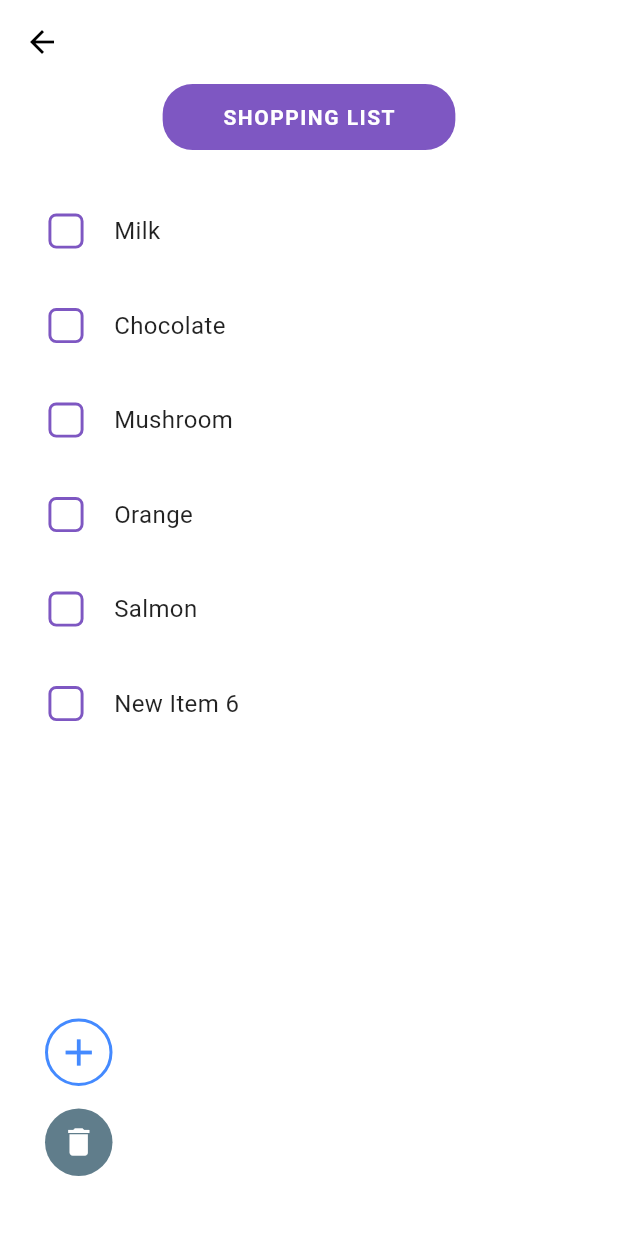
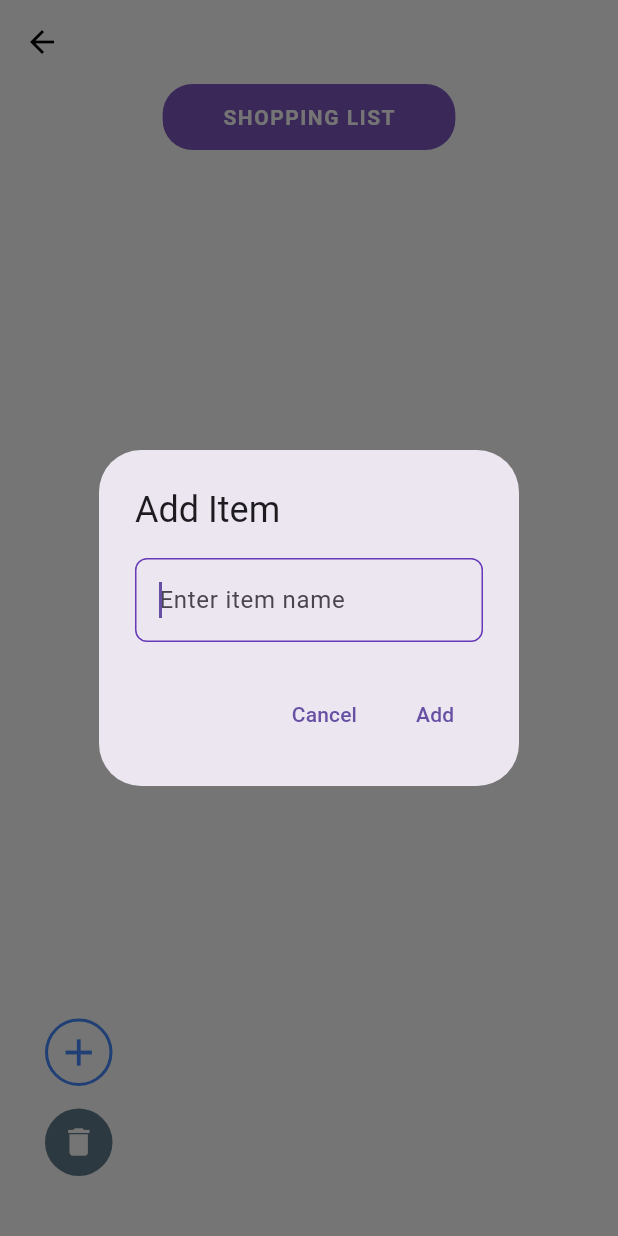
Before and after one commit to idilbyr/cs310-project, a Flutter app: the ShoppingListScreen screen opened by its route, after a tap on the "add" icon, on a phone screen of 412 x 824 dp. Run offline on Flutter 3.47's test engine with Material 3 defaults, Android fonts, the phone set to English and light mode, and no system bars; our stand-ins replace cloud_firestore, firebase_auth, firebase_core, flutter_dotenv, shared_preferences; accounts and stored records are empty.

Commit message:
disabled shopping list  hardcoded objects so that it is interactable by user

```diff
--- a/lib/screens/shopping_list.dart
+++ b/lib/screens/shopping_list.dart
@@ -13,7 +13,7 @@ class ShoppingListScreen extends StatefulWidget {
 }
 
 class _ShoppingListScreenState extends State<ShoppingListScreen> {
-  final List<String> items = ["Milk", "Chocolate", "Mushroom", "Orange", "Salmon"];
+  final List<String> items = [];
   final Set<String> checkedItems = {};
 
   void _onItemChecked(String item, bool? isChecked) {
@@ -40,9 +40,39 @@ class _ShoppingListScreenState extends State<ShoppingListScreen> {
   }
 
   void _addItem() {
-    setState(() {
-      items.add("New Item ${items.length + 1}");
-    });
+    showDialog(
+      context: context,
+      builder: (context) {
+        String newItem = "";
+        return AlertDialog(
+          title: const Text("Add Item"),
+          content: TextField(
+            autofocus: true,
+            decoration: const InputDecoration(hintText: "Enter item name"),
+            onChanged: (value) {
+              newItem = value;
+            },
+          ),
+          actions: [
+            TextButton(
+              onPressed: () => Navigator.pop(context),
+              child: const Text("Cancel"),
+            ),
+            TextButton(
+              onPressed: () {
+                if (newItem.trim().isNotEmpty) {
+                  setState(() {
+                    items.add(newItem.trim());
+                  });
+                }
+                Navigator.pop(context);
+              },
+              child: const Text("Add"),
+            ),
+          ],
+        );
+      },
+    );
   }
 
   @override
@@ -104,7 +134,7 @@ class _ShoppingListScreenState extends State<ShoppingListScreen> {
                             style: TextStyle(
                               fontSize: 16,
                               decoration: isChecked ? TextDecoration.lineThrough : null,
-                              color: isChecked ? Colors.grey : Colors.black87,
+                              color: isChecked ? Colors.grey : Theme.of(context).textTheme.bodyLarge?.color,
                             ),
                           ),
                         ],
```
